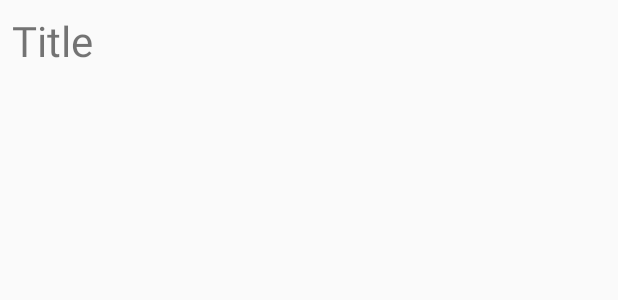
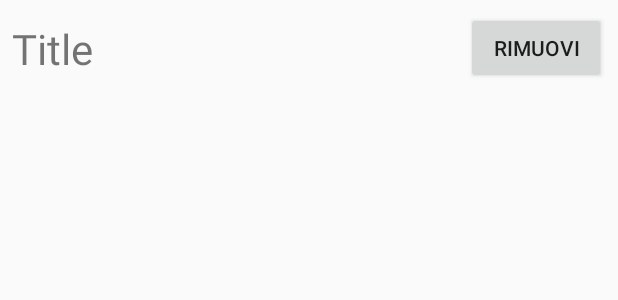
Before and after one commit to matteo-metaldi/appMobile, an Android app: the layout list_item.xml on its own in the app's theme, with its tools: preview values and no code run, on a phone screen of 412 x 824 dp. Shown: the top 300 px of the screen. Run offline under Robolectric (Android 15) with nearby library versions, the phone set to English and light mode, and no system bars.

Commit message:
added remove button fix robo

```diff
--- a/app/src/main/res/layout/fragment_preferiti_generale.xml
+++ b/app/src/main/res/layout/fragment_preferiti_generale.xml
@@ -34,8 +34,8 @@
 
     <androidx.recyclerview.widget.RecyclerView
         android:id="@+id/recyclerView_preferiti"
-        android:layout_width="wrap_content"
-        android:layout_height="wrap_content"
+        android:layout_width="0dp"
+        android:layout_height="191dp"
         android:layout_alignParentStart="true"
         android:layout_alignParentTop="true"
         app:layout_constraintEnd_toEndOf="parent"
@@ -45,7 +45,7 @@
 
     <androidx.recyclerview.widget.RecyclerView
         android:id="@+id/recyclerView_generale"
-        android:layout_width="wrap_content"
+        android:layout_width="0dp"
         android:layout_height="wrap_content"
         android:layout_alignParentStart="true"
         android:layout_alignParentBottom="true"
--- a/app/src/main/res/layout/list_item.xml
+++ b/app/src/main/res/layout/list_item.xml
@@ -1,15 +1,35 @@
 <?xml version="1.0" encoding="utf-8"?>
-<LinearLayout xmlns:android="http://schemas.android.com/apk/res/android"
+<androidx.constraintlayout.widget.ConstraintLayout xmlns:android="http://schemas.android.com/apk/res/android"
+    xmlns:app="http://schemas.android.com/apk/res-auto"
+    xmlns:tools="http://schemas.android.com/tools"
     android:layout_width="match_parent"
     android:layout_height="wrap_content"
     android:orientation="vertical"
-    android:padding="8dp">
+    android:padding="8dp"
+    android:id="@+id/linearLayout">
 
     <TextView
         android:id="@+id/name"
-        android:layout_width="match_parent"
-        android:layout_height="48dp"
+        android:layout_width="wrap_content"
+        android:layout_height="wrap_content"
         android:text="Title"
-        android:textSize="28sp" />
+        android:textSize="28sp"
+        app:layout_constraintBottom_toBottomOf="parent"
+        app:layout_constraintStart_toStartOf="parent"
+        app:layout_constraintTop_toTopOf="parent"
+        tools:layout_conversion_absoluteHeight="48dp"
+        tools:layout_conversion_absoluteWidth="395dp" />
 
-</LinearLayout>
+    <Button
+        android:id="@+id/button2"
+        android:layout_width="93dp"
+        android:layout_height="0dp"
+        android:text="Rimuovi"
+        app:layout_constraintEnd_toEndOf="parent"
+        app:layout_constraintHorizontal_bias="1.0"
+        app:layout_constraintStart_toEndOf="@+id/name"
+        app:layout_constraintTop_toTopOf="parent"
+        tools:layout_conversion_absoluteHeight="55dp"
+        tools:layout_conversion_absoluteWidth="77dp" />
+
+</androidx.constraintlayout.widget.ConstraintLayout>
--- a/app/src/main/res/menu/fragment_list.xml
+++ b/app/src/main/res/menu/fragment_list.xml
@@ -3,5 +3,5 @@
         android:id="@+id/menu_add"
         android:icon="@android:drawable/ic_menu_add"
         android:title="New"
-        app:showAsAction="ifRoom|withText"/>
+        app:showAsAction="ifRoom|withText" />
 </menu>
```
Also changed, not shown: app/src/main/java/ch/supsi/dti/isin/meteoapp/fragments/ListFragment.java (+14 -5 lines), 1 other file.
